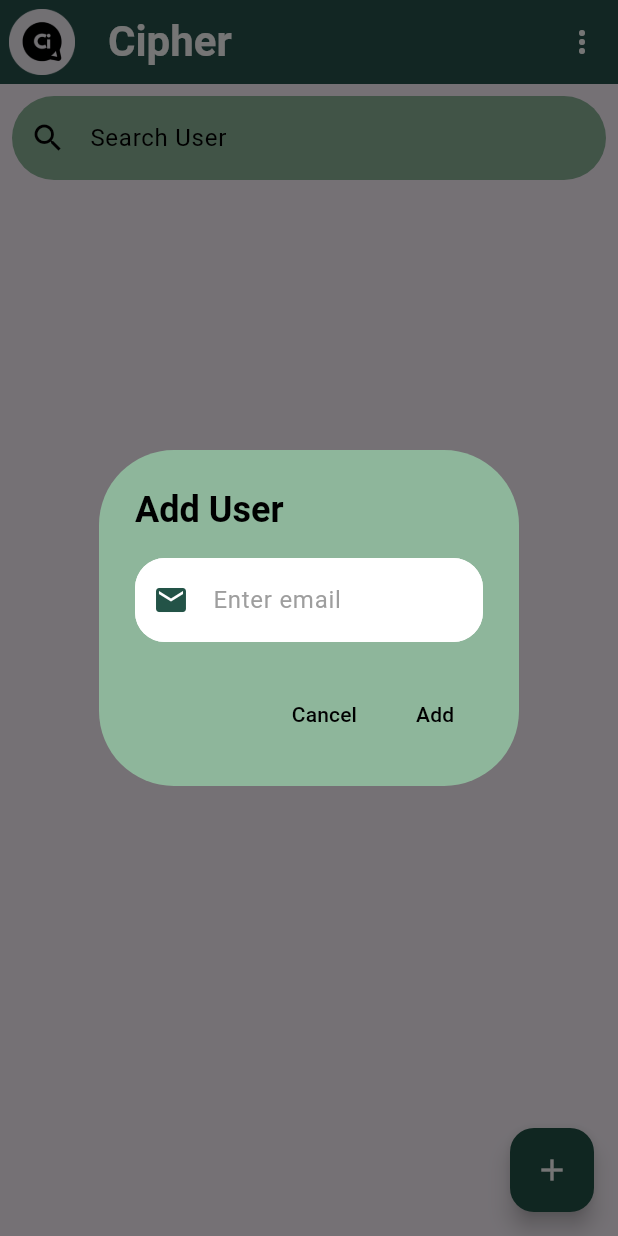
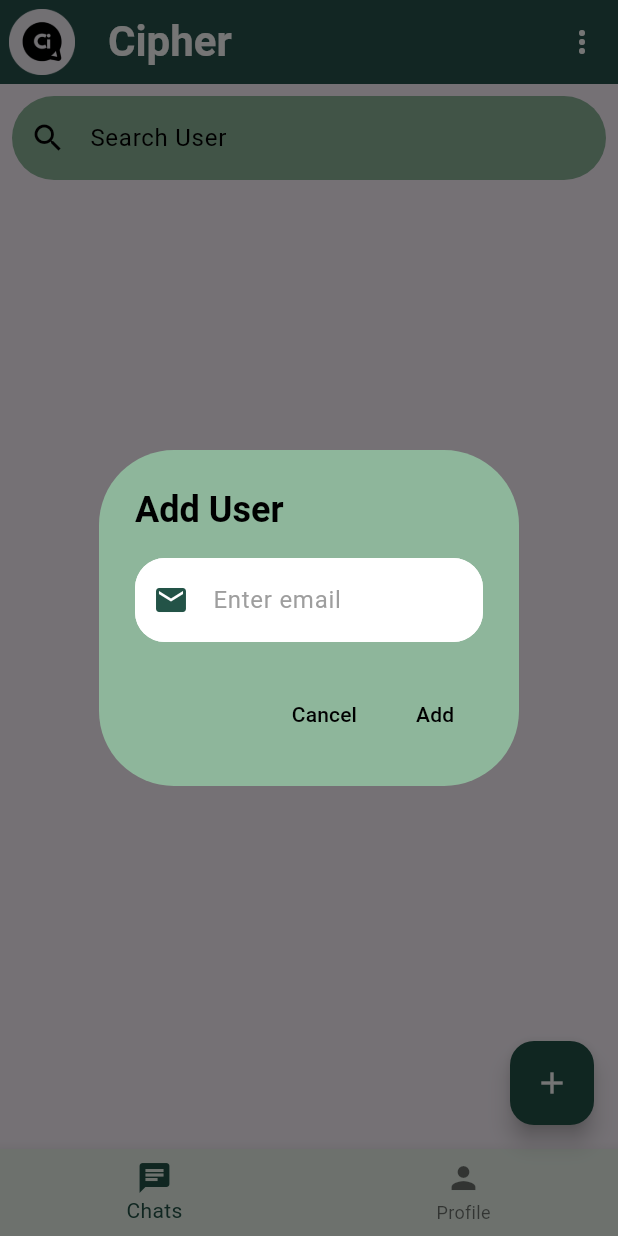
Before and after one commit to fortunatefogy/cipherchatapp, a Flutter app: the HomeScreen screen opened directly, after a tap on the "add" icon, on a phone screen of 412 x 824 dp. Run offline on Flutter 3.47's test engine with Material 3 defaults, Android fonts, the phone set to English and light mode, and no system bars; our stand-ins replace cached_network_image, cloud_firestore, emoji_picker_flutter, firebase_auth, firebase_core, flutter_dotenv and 3 more; missing offline and left inert: encrypt, saver_gallery; accounts and stored records are empty; network calls fail.

Commit message:
minor ui changes done

```diff
--- a/lib/screens/home_screen.dart
+++ b/lib/screens/home_screen.dart
@@ -195,6 +195,30 @@ class _HomeScreenState extends State<HomeScreen> {
             ),
           ],
         ),
+        bottomNavigationBar: BottomNavigationBar(
+          backgroundColor: Color.fromARGB(255, 237, 247, 238),
+          selectedItemColor: Color(0xffF235347),
+          items: const [
+            BottomNavigationBarItem(
+              icon: Icon(Icons.chat),
+              label: 'Chats',
+            ),
+            BottomNavigationBarItem(
+              icon: Icon(Icons.person),
+              label: 'Profile',
+            ),
+          ],
+          onTap: (index) {
+            if (index == 1) {
+              Navigator.push(
+                context,
+                MaterialPageRoute(
+                  builder: (_) => ProfileScreen(user: APIs.me),
+                ),
+              );
+            }
+          },
+        ),
       ),
     );
   }
```
Also changed, not shown: lib/api/apis.dart (+43 -0 lines), lib/screens/chat_screen.dart (+46 -2 lines), lib/screens/profile_screen.dart (+29 -6 lines).
